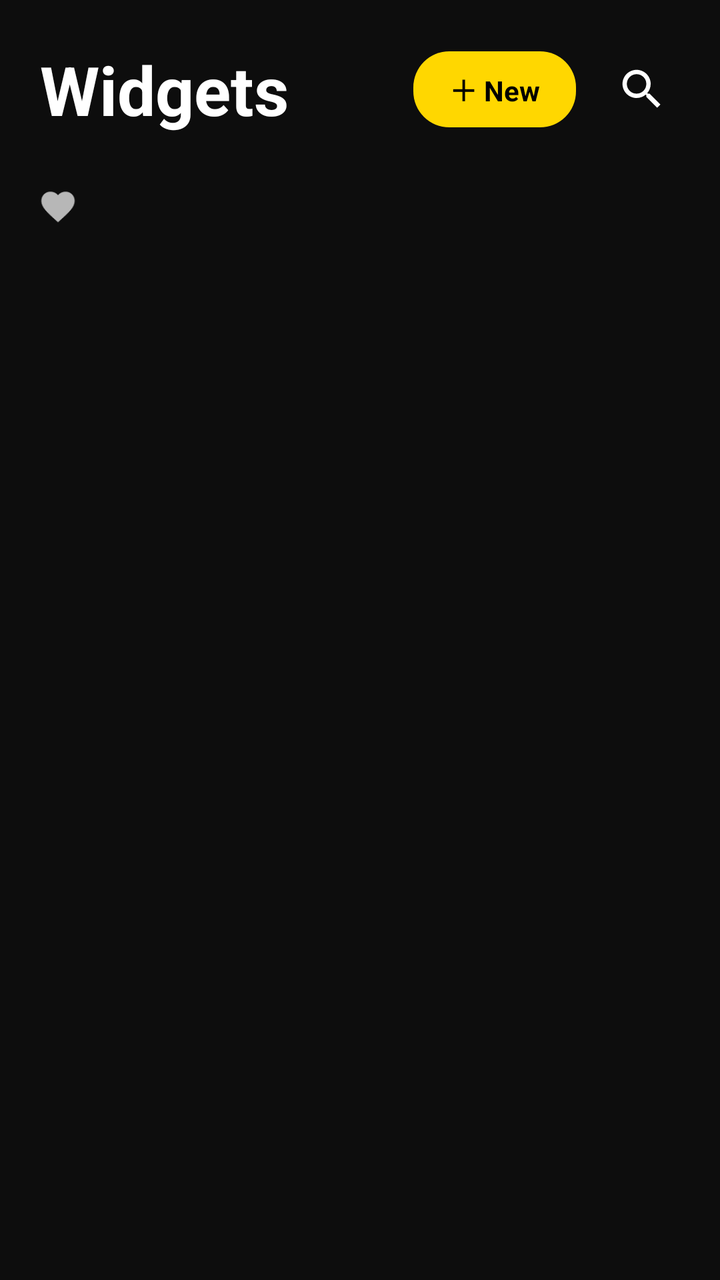
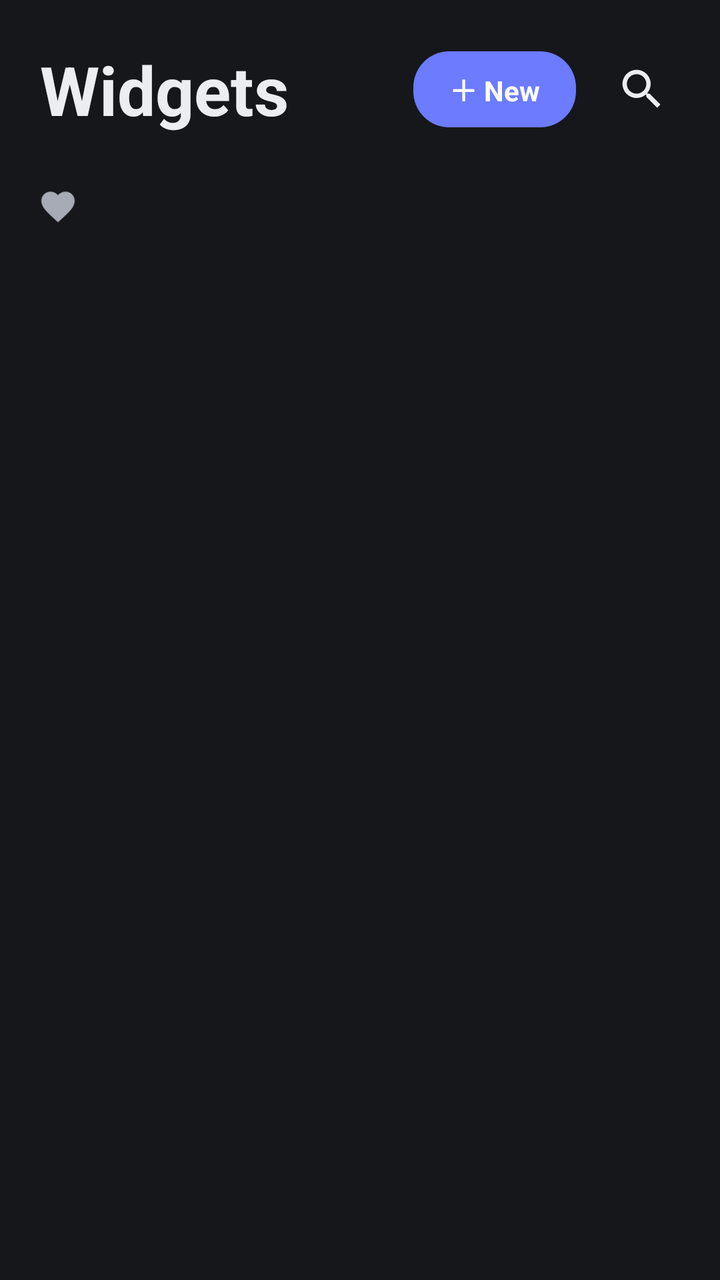

Compare the two renders of this Android layout. The source of the first and the diff that turns it into the second are given below.
<!-- AndroidManifest.xml: application theme Theme.Widgets -->
<!-- res/layout/fragment_widgets.xml -->
<?xml version="1.0" encoding="utf-8"?>
<LinearLayout xmlns:android="http://schemas.android.com/apk/res/android"
    xmlns:app="http://schemas.android.com/apk/res-auto"
    android:layout_width="match_parent"
    android:layout_height="match_parent"
    android:background="?android:colorBackground"
    android:orientation="vertical">

    <LinearLayout
        android:layout_width="match_parent"
        android:layout_height="wrap_content"
        android:gravity="center_vertical"
        android:orientation="horizontal"
        android:paddingStart="20dp"
        android:paddingTop="22dp"
        android:paddingEnd="18dp"
        android:paddingBottom="8dp">

        <TextView
            android:layout_width="0dp"
            android:layout_height="wrap_content"
            android:layout_weight="1"
            android:text="Widgets"
            android:textColor="@color/text_primary"
            android:textSize="34sp"
            android:textStyle="bold" />

        <TextView
            android:id="@+id/create_widget_btn"
            android:layout_width="wrap_content"
            android:layout_height="38dp"
            android:background="@drawable/bg_premium_pill"
            android:gravity="center"
            android:paddingHorizontal="18dp"
            android:text="＋ New"
            android:textColor="?attr/colorOnPrimary"
            android:textSize="14sp"
            android:textStyle="bold" />

        <ImageView
            android:id="@+id/search_icon"
            android:layout_width="42dp"
            android:layout_height="42dp"
            android:layout_marginStart="12dp"
            android:background="?selectableItemBackgroundBorderless"
            android:contentDescription="@string/search_hint"
            android:padding="8dp"
            android:src="@drawable/ic_search"
            app:tint="@color/text_primary" />

    </LinearLayout>

    <EditText
        android:id="@+id/search_input"
        android:layout_width="1dp"
        android:layout_height="1dp"
        android:alpha="0"
        android:background="@null"
        android:inputType="text" />

    <LinearLayout
        android:layout_width="match_parent"
        android:layout_height="54dp"
        android:gravity="center_vertical"
        android:orientation="horizontal">

        <ImageView
            android:id="@+id/favorites_toggle"
            android:layout_width="58dp"
            android:layout_height="match_parent"
            android:background="?selectableItemBackgroundBorderless"
            android:contentDescription="@string/cd_favorite"
            android:padding="17dp"
            android:src="@drawable/ic_heart_filled"
            app:tint="@color/text_secondary" />

        <androidx.recyclerview.widget.RecyclerView
            android:id="@+id/category_recycler"
            android:layout_width="0dp"
            android:layout_height="match_parent"
            android:layout_weight="1"
            android:clipToPadding="false"
            android:orientation="horizontal"
            android:overScrollMode="never"
            android:paddingEnd="16dp"
            app:layoutManager="androidx.recyclerview.widget.LinearLayoutManager" />

    </LinearLayout>

    <FrameLayout
        android:layout_width="match_parent"
        android:layout_height="0dp"
        android:layout_weight="1">

        <androidx.recyclerview.widget.RecyclerView
            android:id="@+id/widget_recycler"
            android:layout_width="match_parent"
            android:layout_height="match_parent"
            android:clipToPadding="false"
            android:overScrollMode="never"
            android:paddingStart="12dp"
            android:paddingTop="8dp"
            android:paddingEnd="12dp"
            android:paddingBottom="20dp" />

        <LinearLayout
            android:id="@+id/empty_state"
            android:layout_width="match_parent"
            android:layout_height="match_parent"
            android:gravity="center"
            android:orientation="vertical"
            android:visibility="gone">

            <ImageView
                android:layout_width="64dp"
                android:layout_height="64dp"
                android:alpha="0.3"
                android:src="@drawable/ic_widgets" />

            <TextView
                android:layout_width="wrap_content"
                android:layout_height="wrap_content"
                android:layout_marginTop="16dp"
                android:text="@string/no_widgets"
                android:textColor="@color/text_tertiary"
                android:textSize="16sp" />

        </LinearLayout>

        <LinearLayout
            android:id="@+id/loading_view"
            android:layout_width="match_parent"
            android:layout_height="match_parent"
            android:gravity="center"
            android:orientation="vertical"
            android:visibility="gone">

            <com.airbnb.lottie.LottieAnimationView
                android:layout_width="64dp"
                android:layout_height="64dp"
                app:lottie_autoPlay="true"
                app:lottie_loop="true"
                app:lottie_rawRes="@raw/loading" />

            <TextView
                android:layout_width="wrap_content"
                android:layout_height="wrap_content"
                android:layout_marginTop="16dp"
                android:text="@string/loading"
                android:textColor="@color/text_tertiary"
                android:textSize="14sp" />

        </LinearLayout>

    </FrameLayout>

</LinearLayout>
<!-- resources referenced by this layout -->
<resources>
  <color name="text_primary">#FFFFFFFF</color>
  <color name="text_secondary">#B3FFFFFF</color>
  <color name="text_tertiary">#80FFFFFF</color>
  <string name="cd_favorite">Toggle Favorite</string>
  <string name="loading">Loading…</string>
  <string name="no_widgets">No widgets found</string>
  <string name="search_hint">Search widgets…</string>
  <style name="Theme.Widgets" parent="Base.Theme.Widgets">
          <item name="colorPrimary">#FFD700</item>
          <item name="colorOnPrimary">#000000</item>
          <item name="colorPrimaryContainer">#33FFD700</item>
          <item name="colorSecondary">#FF8C00</item>
          <item name="android:colorBackground">#0D0D0D</item>
          <item name="colorSurface">#1A1A1A</item>
          <item name="colorOnSurface">#FFFFFFFF</item>
          <item name="android:statusBarColor">#0D0D0D</item>
          <item name="android:navigationBarColor">#0D0D0D</item>
      </style>
  <color name="error">#FFCF6679</color>
  <color name="yellow_accent">#FFFFD700</color>
  <style name="Base.Theme.Widgets" parent="Theme.Material3.Dark.NoActionBar">
          <item name="colorPrimary">@color/yellow_accent</item>
          <item name="colorOnPrimary">@color/black</item>
          <item name="colorPrimaryContainer">@color/yellow_accent_alpha_20</item>
          <item name="colorOnPrimaryContainer">@color/yellow_accent_light</item>
          <item name="colorSecondary">@color/yellow_accent_dark</item>
          <item name="colorOnSecondary">@color/black</item>
          <item name="colorSecondaryContainer">@color/yellow_accent_alpha_10</item>
          <item name="colorOnSecondaryContainer">@color/yellow_accent</item>
          <item name="colorTertiary">@color/yellow_accent_light</item>
          <item name="colorOnTertiary">@color/black</item>
          <item name="colorError">@color/error</item>
          <item name="colorErrorContainer">@color/error_container</item>
          <item name="colorOnError">@color/white</item>
          <item name="colorOnErrorContainer">@color/error</item>
          <item name="android:colorBackground">@color/dark_background</item>
          <item name="colorOnBackground">@color/text_primary</item>
          <item name="colorSurface">@color/dark_surface</item>
          <item name="colorOnSurface">@color/text_primary</item>
          <item name="colorSurfaceVariant">@color/dark_surface_variant</item>
          <item name="colorOnSurfaceVariant">@color/text_secondary</item>
          <item name="colorOutline">@color/divider</item>
          <item name="colorOutlineVariant">@color/yellow_accent_alpha_20</item>
  
          
          <item name="android:statusBarColor">@color/dark_background</item>
          <item name="android:navigationBarColor">@color/dark_background</item>
          <item name="android:windowLightStatusBar" tools:targetApi="23">false</item>
          <item name="android:windowLightNavigationBar" tools:targetApi="27">false</item>
  
          
          <item name="android:windowLayoutInDisplayCutoutMode" tools:targetApi="28">shortEdges</item>
  
          <item name="elevationOverlayEnabled">false</item>
  
          
          <item name="cardViewStyle">@style/Widget.Widgets.Card.Neumorphic</item>
      </style>
  <color name="black">#FF000000</color>
  <color name="yellow_accent_alpha_20">#33FFD700</color>
  <color name="yellow_accent_light">#FFFFE44D</color>
  <color name="yellow_accent_dark">#FFCCB100</color>
  <color name="yellow_accent_alpha_10">#1AFFD700</color>
  <color name="error_container">#FF93001A</color>
  <color name="white">#FFFFFFFF</color>
  <color name="dark_background">#FF0D0D0D</color>
  <color name="dark_surface">#FF1A1A1A</color>
  <color name="dark_surface_variant">#FF242424</color>
  <color name="divider">#1FFFFFFF</color>
  <color name="dark_card">#FF2A2A2A</color>
  <!-- unchanged entries left out for length: 6 -->
</resources>

<!-- the commit's change to res/layout/fragment_widgets.xml (unified diff, before → after) -->
@@ -3,7 +3,7 @@
     xmlns:app="http://schemas.android.com/apk/res-auto"
     android:layout_width="match_parent"
     android:layout_height="match_parent"
-    android:background="?android:colorBackground"
+    android:background="@android:color/transparent"
     android:orientation="vertical">
 
     <LinearLayout
@@ -98,9 +98,9 @@
             android:layout_height="match_parent"
             android:clipToPadding="false"
             android:overScrollMode="never"
-            android:paddingStart="12dp"
-            android:paddingTop="8dp"
-            android:paddingEnd="12dp"
+            android:paddingStart="7dp"
+            android:paddingTop="4dp"
+            android:paddingEnd="7dp"
             android:paddingBottom="20dp" />
 
         <LinearLayout
<!-- resource entries referenced after the edit -->
@@ -1,28 +1,28 @@
 <!-- resources referenced by this layout -->
 <resources>
-  <color name="text_primary">#FFFFFFFF</color>
-  <color name="text_secondary">#B3FFFFFF</color>
-  <color name="text_tertiary">#80FFFFFF</color>
+  <color name="text_primary">#FFECEDF0</color>
+  <color name="text_secondary">#FFA6ABB5</color>
+  <color name="text_tertiary">#FF6C7280</color>
   <string name="cd_favorite">Toggle Favorite</string>
   <string name="loading">Loading…</string>
   <string name="no_widgets">No widgets found</string>
   <string name="search_hint">Search widgets…</string>
   <style name="Theme.Widgets" parent="Base.Theme.Widgets">
-          <item name="colorPrimary">#FFD700</item>
-          <item name="colorOnPrimary">#000000</item>
-          <item name="colorPrimaryContainer">#33FFD700</item>
-          <item name="colorSecondary">#FF8C00</item>
-          <item name="android:colorBackground">#0D0D0D</item>
-          <item name="colorSurface">#1A1A1A</item>
-          <item name="colorOnSurface">#FFFFFFFF</item>
-          <item name="android:statusBarColor">#0D0D0D</item>
-          <item name="android:navigationBarColor">#0D0D0D</item>
+          <item name="colorPrimary">#6C7BFF</item>
+          <item name="colorOnPrimary">#FFFFFF</item>
+          <item name="colorPrimaryContainer">#1A6C7BFF</item>
+          <item name="colorSecondary">#9AA5FF</item>
+          <item name="android:colorBackground">#16171B</item>
+          <item name="colorSurface">#1D1F24</item>
+          <item name="colorOnSurface">#ECEDF0</item>
+          <item name="android:statusBarColor">#16171B</item>
+          <item name="android:navigationBarColor">#16171B</item>
       </style>
-  <color name="error">#FFCF6679</color>
-  <color name="yellow_accent">#FFFFD700</color>
+  <color name="error">#FFEF5A5A</color>
+  <color name="yellow_accent">#FF6C7BFF</color>
   <style name="Base.Theme.Widgets" parent="Theme.Material3.Dark.NoActionBar">
           <item name="colorPrimary">@color/yellow_accent</item>
-          <item name="colorOnPrimary">@color/black</item>
+          <item name="colorOnPrimary">@color/white</item>
           <item name="colorPrimaryContainer">@color/yellow_accent_alpha_20</item>
           <item name="colorOnPrimaryContainer">@color/yellow_accent_light</item>
           <item name="colorSecondary">@color/yellow_accent_dark</item>
@@ -51,6 +51,9 @@
           <item name="android:windowLightNavigationBar" tools:targetApi="27">false</item>
   
           
+          <item name="android:windowBackground">@color/dark_background</item>
+  
+          
           <item name="android:windowLayoutInDisplayCutoutMode" tools:targetApi="28">shortEdges</item>
   
           <item name="elevationOverlayEnabled">false</item>
@@ -59,17 +62,17 @@
           <item name="cardViewStyle">@style/Widget.Widgets.Card.Neumorphic</item>
       </style>
   <color name="black">#FF000000</color>
-  <color name="yellow_accent_alpha_20">#33FFD700</color>
-  <color name="yellow_accent_light">#FFFFE44D</color>
-  <color name="yellow_accent_dark">#FFCCB100</color>
-  <color name="yellow_accent_alpha_10">#1AFFD700</color>
-  <color name="error_container">#FF93001A</color>
+  <color name="yellow_accent_alpha_20">#336C7BFF</color>
+  <color name="yellow_accent_light">#FF9AA5FF</color>
+  <color name="yellow_accent_dark">#FF4E5CE0</color>
+  <color name="yellow_accent_alpha_10">#1A6C7BFF</color>
+  <color name="error_container">#FF4A1C1C</color>
   <color name="white">#FFFFFFFF</color>
-  <color name="dark_background">#FF0D0D0D</color>
-  <color name="dark_surface">#FF1A1A1A</color>
-  <color name="dark_surface_variant">#FF242424</color>
+  <color name="dark_background">#FF16171B</color>
+  <color name="dark_surface">#FF1D1F24</color>
+  <color name="dark_surface_variant">#FF24272E</color>
   <color name="divider">#1FFFFFFF</color>
-  <color name="dark_card">#FF2A2A2A</color>
+  <color name="dark_card">#FF212429</color>
   <!-- unchanged entries left out for length: 6 -->
 </resources>
 
